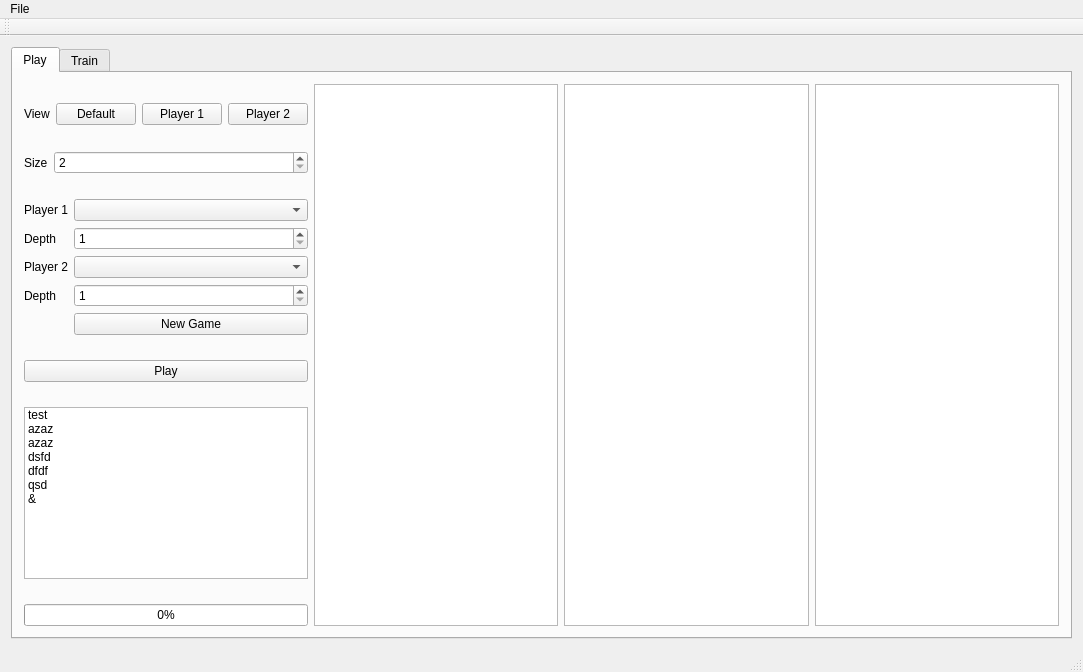
Old version of the form TIPE_Hex_QT/mainwindow.ui in the repository Phyronnaz/TIPE_Hex.
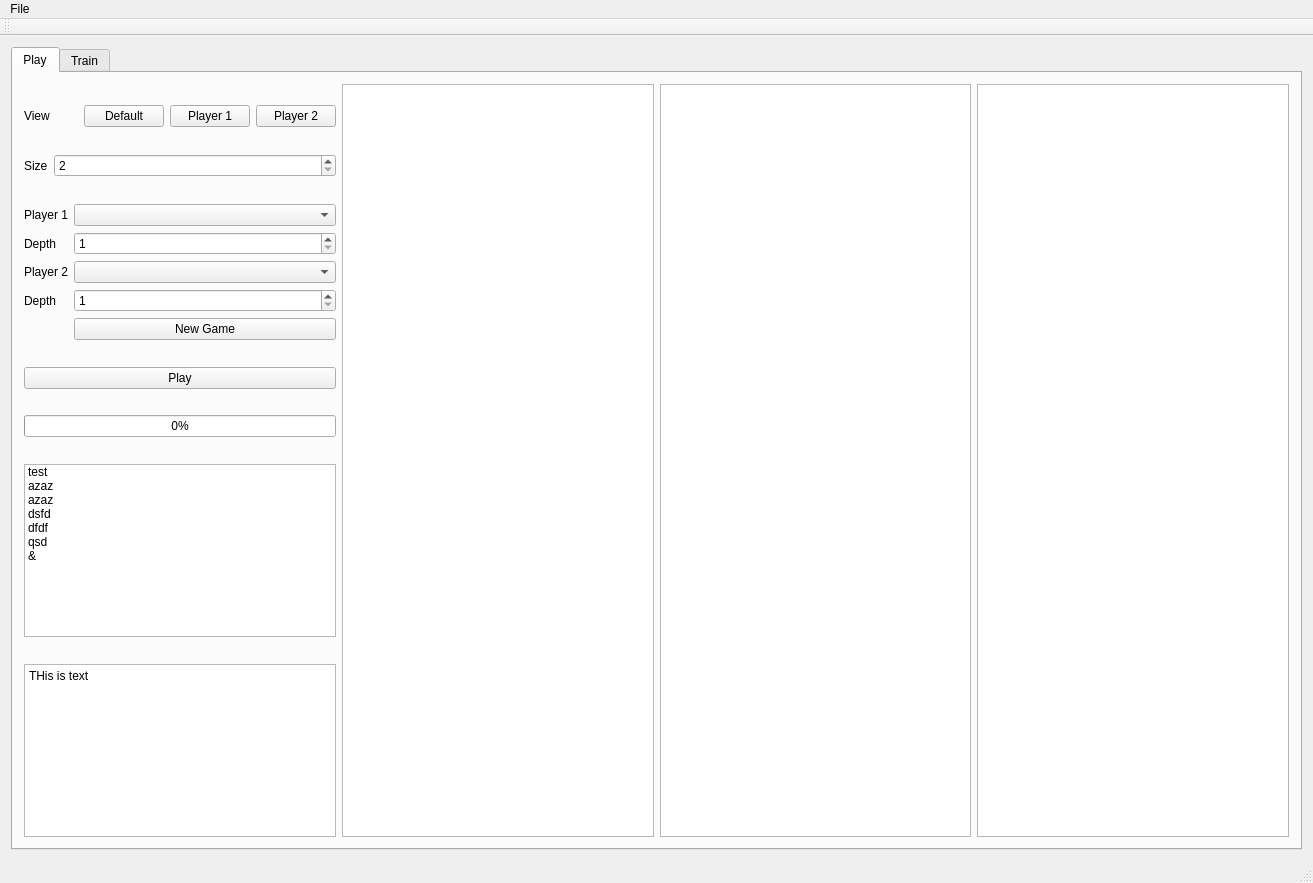
New version of the form. The open tabs and pages were chosen to show the change.

```diff
--- a/TIPE_Hex_QT/mainwindow.ui
+++ b/TIPE_Hex_QT/mainwindow.ui
@@ -6,8 +6,8 @@
    <rect>
     <x>0</x>
     <y>0</y>
-    <width>1083</width>
-    <height>672</height>
+    <width>1313</width>
+    <height>883</height>
    </rect>
   </property>
   <property name="windowTitle">
@@ -27,18 +27,25 @@
        <layout class="QHBoxLayout" name="horizontalLayoutPlayTab">
         <item>
          <layout class="QGridLayout" name="gridLayout">
-          <item row="10" column="0">
-           <spacer name="verticalSpacer_3">
-            <property name="orientation">
-             <enum>Qt::Vertical</enum>
+          <item row="9" column="0">
+           <widget class="QProgressBar" name="progressBarMinimax">
+            <property name="enabled">
+             <bool>true</bool>
             </property>
-            <property name="sizeHint" stdset="0">
-             <size>
-              <width>20</width>
-              <height>40</height>
-             </size>
+            <property name="value">
+             <number>0</number>
             </property>
-           </spacer>
+           </widget>
+          </item>
+          <item row="13" column="0">
+           <widget class="QPlainTextEdit" name="plainTextEditDebugPlay">
+            <property name="readOnly">
+             <bool>true</bool>
+            </property>
+            <property name="plainText">
+             <string>THis is text</string>
+            </property>
+           </widget>
           </item>
           <item row="0" column="0">
            <spacer name="verticalSpacer_2">
@@ -109,15 +116,18 @@
             </item>
            </layout>
           </item>
-          <item row="11" column="0">
-           <widget class="QProgressBar" name="progressBarMinimax">
-            <property name="enabled">
-             <bool>true</bool>
+          <item row="4" column="0">
+           <spacer name="verticalSpacer_7">
+            <property name="orientation">
+             <enum>Qt::Vertical</enum>
             </property>
-            <property name="value">
-             <number>0</number>
+            <property name="sizeHint" stdset="0">
+             <size>
+              <width>20</width>
+              <height>40</height>
+             </size>
             </property>
-           </widget>
+           </spacer>
           </item>
           <item row="5" column="0">
            <layout class="QFormLayout" name="formLayoutNewGame">
@@ -178,7 +188,7 @@
             </item>
            </layout>
           </item>
-          <item row="12" column="0">
+          <item row="16" column="0">
            <spacer name="verticalSpacer_4">
             <property name="orientation">
              <enum>Qt::Vertical</enum>
@@ -217,7 +227,7 @@
             </property>
            </widget>
           </item>
-          <item row="9" column="0">
+          <item row="11" column="0">
            <widget class="QListWidget" name="listWidget">
             <item>
              <property name="text">
@@ -300,8 +310,21 @@
             </item>
            </layout>
           </item>
-          <item row="4" column="0">
-           <spacer name="verticalSpacer_7">
+          <item row="12" column="0">
+           <spacer name="verticalSpacer_8">
+            <property name="orientation">
+             <enum>Qt::Vertical</enum>
+            </property>
+            <property name="sizeHint" stdset="0">
+             <size>
+              <width>20</width>
+              <height>40</height>
+             </size>
+            </property>
+           </spacer>
+          </item>
+          <item row="10" column="0">
+           <spacer name="verticalSpacer_3">
             <property name="orientation">
              <enum>Qt::Vertical</enum>
             </property>
@@ -372,8 +395,8 @@
     <rect>
      <x>0</x>
      <y>0</y>
-     <width>1083</width>
-     <height>16</height>
+     <width>1313</width>
+     <height>19</height>
     </rect>
    </property>
    <widget class="QMenu" name="menuFile">
```
Left out of the diff: 2 changed lines with no effect on the pictures.
